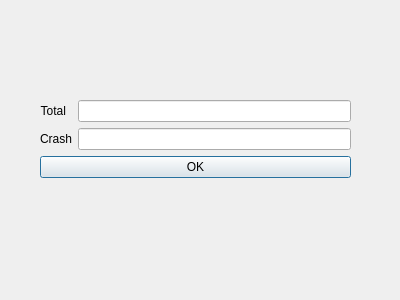
The window that begin.ui (KailinLi/Crash-Tolerant-Consensus) describes before a commit, drawn with Qt 5.
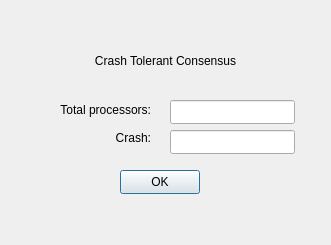
The same window after the commit.

What changed in the file:
```diff
--- a/begin.ui
+++ b/begin.ui
@@ -6,64 +6,93 @@
    <rect>
     <x>0</x>
     <y>0</y>
-    <width>400</width>
-    <height>300</height>
+    <width>331</width>
+    <height>245</height>
    </rect>
   </property>
   <property name="windowTitle">
    <string>Dialog</string>
   </property>
-  <widget class="QWidget" name="formLayoutWidget">
+  <widget class="QLineEdit" name="crashlineEdit">
    <property name="geometry">
     <rect>
-     <x>40</x>
-     <y>80</y>
-     <width>311</width>
-     <height>141</height>
+     <x>170</x>
+     <y>130</y>
+     <width>125</width>
+     <height>24</height>
     </rect>
    </property>
-   <layout class="QFormLayout" name="formLayout">
-    <item row="1" column="1">
-     <widget class="QLineEdit" name="totallineEdit"/>
-    </item>
-    <item row="2" column="1">
-     <widget class="QLineEdit" name="crashlineEdit"/>
-    </item>
-    <item row="3" column="0" colspan="2">
-     <widget class="QPushButton" name="pushButton">
-      <property name="text">
-       <string>OK</string>
-      </property>
-     </widget>
-    </item>
-    <item row="1" column="0">
-     <widget class="QLabel" name="totallabel">
-      <property name="text">
-       <string>Total</string>
-      </property>
-      <property name="alignment">
-       <set>Qt::AlignRight|Qt::AlignTrailing|Qt::AlignVCenter</set>
-      </property>
-     </widget>
-    </item>
-    <item row="2" column="0">
-     <widget class="QLabel" name="crashlabel">
-      <property name="text">
-       <string>Crash</string>
-      </property>
-      <property name="alignment">
-       <set>Qt::AlignRight|Qt::AlignTrailing|Qt::AlignVCenter</set>
-      </property>
-     </widget>
-    </item>
-    <item row="0" column="0" colspan="2">
-     <widget class="QLabel" name="label">
-      <property name="text">
-       <string/>
-      </property>
-     </widget>
-    </item>
-   </layout>
+  </widget>
+  <widget class="QLabel" name="totallabel">
+   <property name="geometry">
+    <rect>
+     <x>20</x>
+     <y>100</y>
+     <width>131</width>
+     <height>20</height>
+    </rect>
+   </property>
+   <property name="text">
+    <string>Total processors:</string>
+   </property>
+   <property name="alignment">
+    <set>Qt::AlignRight|Qt::AlignTrailing|Qt::AlignVCenter</set>
+   </property>
+  </widget>
+  <widget class="QPushButton" name="pushButton">
+   <property name="geometry">
+    <rect>
+     <x>120</x>
+     <y>170</y>
+     <width>80</width>
+     <height>24</height>
+    </rect>
+   </property>
+   <property name="text">
+    <string>OK</string>
+   </property>
+  </widget>
+  <widget class="QLineEdit" name="totallineEdit">
+   <property name="geometry">
+    <rect>
+     <x>170</x>
+     <y>100</y>
+     <width>125</width>
+     <height>24</height>
+    </rect>
+   </property>
+  </widget>
+  <widget class="QLabel" name="label">
+   <property name="geometry">
+    <rect>
+     <x>20</x>
+     <y>50</y>
+     <width>291</width>
+     <height>21</height>
+    </rect>
+   </property>
+   <property name="text">
+    <string>Crash Tolerant Consensus</string>
+   </property>
+   <property name="alignment">
+    <set>Qt::AlignCenter</set>
+   </property>
+  </widget>
+  <widget class="QLabel" name="crashlabel">
+   <property name="geometry">
+    <rect>
+     <x>20</x>
+     <y>130</y>
+     <width>131</width>
+     <height>16</height>
+    </rect>
+   </property>
+   <property name="text">
+    <string>Crash:</string>
+   </property>
+   <property name="alignment">
+    <set>Qt::AlignRight|Qt::AlignTrailing|Qt::AlignVCenter</set>
+   </property>
   </widget>
  </widget>
  <resources/>
```
